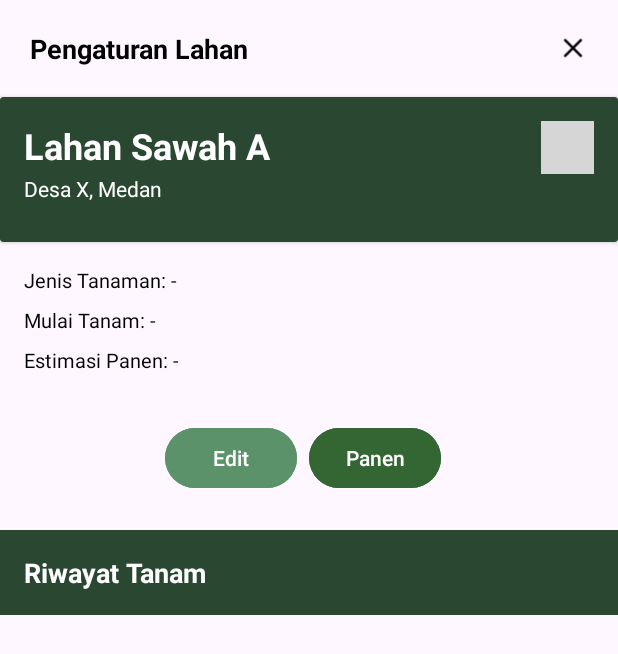
After one commit to suvlim/UAS-PAB, an Android app built with Jetpack Compose: the DetailLahan screen opened directly, with no data from a screen before it, on a phone screen of 412 x 824 dp. The commit adds this screen. Shown: the top 654 px of the screen. Run offline under Robolectric (Android 15) with nearby library versions, the phone set to English and light mode, and no system bars; libraries missing offline, so code that uses them is left out: io.realm; 4 statements that could not run were skipped; grey boxes are pictures that could not be loaded.

Commit message:
Update Pengaturan Lahan : History Tanam, Tampilkan Detail Lahan, Panen

```diff
--- /dev/null
+++ b/app/src/main/java/com/uph23/edu/sahabattani/DetailLahan.java
@@ -0,0 +1,173 @@
+package com.uph23.edu.sahabattani;
+
+import android.content.Intent;
+import android.os.Bundle;
+import android.widget.Button;
+import android.widget.ImageView;
+import android.widget.ListView;
+import android.widget.TextView;
+import android.widget.Toast;
+import android.app.AlertDialog;
+
+import androidx.activity.EdgeToEdge;
+import androidx.appcompat.app.AppCompatActivity;
+import androidx.core.graphics.Insets;
+import androidx.core.view.ViewCompat;
+import androidx.core.view.WindowInsetsCompat;
+
+import com.uph23.edu.sahabattani.adapter.HistoryTanamAdapter;
+import com.uph23.edu.sahabattani.model.HistoryTanam;
+import com.uph23.edu.sahabattani.model.Lahan;
+
+import java.text.SimpleDateFormat;
+import java.util.ArrayList;
+import java.util.Date;
+import java.util.List;
+import java.util.Locale;
+
+import io.realm.Realm;
+import io.realm.RealmResults;
+
+public class DetailLahan extends AppCompatActivity {
+    TextView txvDetailNamaLahan, txvDetailLokasiLahan, txvJenisTanaman, txvTanggalTanam, txvEstimasiPanen;
+    Button btnEdit, btnPanen;
+    ImageView imvDeleteLahan, imvtutup;
+    ListView lsvHistoryTanam;
+
+    Realm realm;
+    int lahanId;
+    Lahan lahan;
+
+    @Override
+    protected void onCreate(Bundle savedInstanceState) {
+        super.onCreate(savedInstanceState);
+        EdgeToEdge.enable(this);
+        setContentView(R.layout.activity_detail_lahan);
+
+        realm = Realm.getDefaultInstance();
+
+        // Ambil ID lahan dari intent
+        lahanId = getIntent().getIntExtra("lahanId", -1);
+        lahan = realm.where(Lahan.class).equalTo("id", lahanId).findFirst();
+
+
+        txvDetailNamaLahan = findViewById(R.id.txvDetailNamaLahan);
+        txvDetailLokasiLahan = findViewById(R.id.txvDetailLokasiLahan);
+        txvJenisTanaman = findViewById(R.id.txvJenisTanaman);
+        txvTanggalTanam = findViewById(R.id.txvTanggalTanam);
+        txvEstimasiPanen = findViewById(R.id.txvEstimasiPanen);
+        btnEdit = findViewById(R.id.btnEdit);
+        btnPanen = findViewById(R.id.btnPanen);
+        imvDeleteLahan = findViewById(R.id.imvDeleteLahan);
+        imvtutup = findViewById(R.id.imvtutup);
+        lsvHistoryTanam = findViewById(R.id.lsvHistoryTanam);
+
+        // Tampilkan data Lahan dari Lahan
+        if (lahan != null) {
+            txvJenisTanaman.setText("Jenis Tanaman: " + (lahan.getJenisTanaman() != null ? lahan.getJenisTanaman() : "-"));
+            txvTanggalTanam.setText("Tanggal Tanam: " + (lahan.getTanggalTanam() != null ? lahan.getTanggalTanam() : "-"));
+            txvEstimasiPanen.setText("Estimasi Panen: " + (lahan.getEstimasiPanen() != null ? lahan.getEstimasiPanen() : "-"));
+
+            txvDetailNamaLahan.setText("Lahan Sawah " + lahan.getNamaLahan());
+            txvDetailLokasiLahan.setText(lahan.getLokasiLahan());
+        }
+
+        //Masuk Ke Halaman Edit Lahan
+        btnEdit.setOnClickListener(v -> {
+            Intent intent = new Intent(this, EditLahan.class);
+            intent.putExtra("lahanId", lahanId);
+            startActivity(intent);
+        });
+
+        // Hapus lahan
+        imvDeleteLahan.setOnClickListener(v -> {
+            // Munculkan pesan konfirmasi
+            new AlertDialog.Builder(this)
+                    .setTitle("Hapus Lahan")
+                    .setMessage("Apakah Anda yakin ingin menghapus lahan ini?")
+                    .setPositiveButton("Ya", (dialog, which) -> {
+                        realm.executeTransactionAsync(r -> {
+                            Lahan lahanToDelete = r.where(Lahan.class).equalTo("id", lahanId).findFirst();
+                            if (lahanToDelete != null && lahanToDelete.isValid()) {
+                                lahanToDelete.deleteFromRealm();
+                            }
+                        }, () -> {
+
+                            runOnUiThread(() -> {
+                                Toast.makeText(this, "Lahan dihapus!", Toast.LENGTH_SHORT).show();
+                                finish(); // Kembali ke halaman sebelumnya
+                            });
+                        });
+                    })
+                    .setNegativeButton("Tidak", null)
+                    .show();
+        });
+        imvtutup.setOnClickListener(v -> {
+            toPengaturanLahan();
+        });
+
+        //Apabila Sawah Dipanen Klik Tombol Panen
+        btnPanen.setOnClickListener(v -> {
+            //Validasi Apakah Ada Data
+            if (lahan.getJenisTanaman() == null || lahan.getTanggalTanam() == null || lahan.getEstimasiPanen() == null) {
+                Toast.makeText(this, "Data penanaman belum lengkap. Tidak bisa panen.", Toast.LENGTH_SHORT).show();
+                return;
+            }
+            //Simpan Tanggal Button di-Klik sebagai Tanggal Dipanen
+            String tanggalPanen = new SimpleDateFormat("d/M/yyyy", Locale.getDefault()).format(new Date());
+            //Simpan Riwayat Tanam
+            realm.executeTransactionAsync(r -> {
+                Lahan lahanInTransaction = r.where(Lahan.class).equalTo("id", lahanId).findFirst();
+                if (lahanInTransaction != null && lahanInTransaction.isValid()) {
+                    HistoryTanam history = r.createObject(HistoryTanam.class, (int) System.currentTimeMillis());
+                    history.setIdLahan(lahanId);
+                    history.setJenisTanaman(lahanInTransaction.getJenisTanaman());
+                    history.setTanggalTanam(lahanInTransaction.getTanggalTanam());
+                    history.setTanggalPanen(tanggalPanen);
+
+                    lahanInTransaction.setJenisTanaman(null);
+                    lahanInTransaction.setTanggalTanam(null);
+                    lahanInTransaction.setEstimasiPanen(null);
+                    lahanInTransaction.setKelembapanTanah(null);
+                }
+
+            });
+            //Refresh Riwayat Tanam dan Data
+            tampilkanDataLahan();
+            loadRiwayatTanam();
+        });
+        //Isi Riwayat Tanam Pertama Kali
+        loadRiwayatTanam();
+
+        ViewCompat.setOnApplyWindowInsetsListener(findViewById(R.id.main), (v, insets) -> {
+            Insets systemBars = insets.getInsets(WindowInsetsCompat.Type.systemBars());
+            v.setPadding(systemBars.left, systemBars.top, systemBars.right, systemBars.bottom);
+            return insets;
+        });
+    }
+    private void loadRiwayatTanam() {
+        RealmResults<HistoryTanam> results = realm.where(HistoryTanam.class)
+                .equalTo("idLahan", lahanId)
+                .findAll();
+
+        ArrayList<HistoryTanam> list = new ArrayList<>(realm.copyFromRealm(results));
+        HistoryTanamAdapter adapter = new HistoryTanamAdapter(this, list);
+        lsvHistoryTanam.setAdapter(adapter);
+    }
+    public void toPengaturanLahan(){
+        Intent intent = new Intent(this,PengaturanLahan.class);
+        startActivity(intent);
+    }
+//Digunakan untuk mengupdate data setelah panen
+    private void tampilkanDataLahan() {
+        if (lahan != null) {
+            txvJenisTanaman.setText("Jenis Tanaman: " + (lahan.getJenisTanaman() != null ? lahan.getJenisTanaman() : "-"));
+            txvTanggalTanam.setText("Tanggal Tanam: " + (lahan.getTanggalTanam() != null ? lahan.getTanggalTanam() : "-"));
+            txvEstimasiPanen.setText("Estimasi Panen: " + (lahan.getEstimasiPanen() != null ? lahan.getEstimasiPanen() : "-"));
+
+            txvDetailNamaLahan.setText("Lahan Sawah " + lahan.getNamaLahan());
+            txvDetailLokasiLahan.setText(lahan.getLokasiLahan());
+        }
+    }
+
+}
--- /dev/null
+++ b/app/src/main/java/com/uph23/edu/sahabattani/EditLahan.java
@@ -0,0 +1,4 @@
+package com.uph23.edu.sahabattani;
+
+public class EditLahan {
+}
--- /dev/null
+++ b/app/src/main/res/layout/activity_detail_lahan.xml
@@ -0,0 +1,167 @@
+<?xml version="1.0" encoding="utf-8"?>
+<androidx.constraintlayout.widget.ConstraintLayout
+    xmlns:android="http://schemas.android.com/apk/res/android"
+    xmlns:app="http://schemas.android.com/apk/res-auto"
+    android:id="@+id/main"
+    android:layout_width="match_parent"
+    android:layout_height="match_parent"
+>
+    <LinearLayout
+        android:layout_width="match_parent"
+        android:layout_height="match_parent"
+        android:orientation="vertical">
+        <LinearLayout
+            android:layout_width="match_parent"
+            android:layout_height="wrap_content"
+            android:orientation="horizontal">
+            <TextView
+                android:layout_width="0dp"
+                android:layout_weight="1"
+                android:layout_height="wrap_content"
+                android:paddingLeft="20dp"
+                android:paddingTop="20dp"
+                android:paddingBottom="20dp"
+                android:text="Pengaturan Lahan"
+                android:textColor="@color/black"
+                android:textSize="8pt"
+                android:textStyle="bold" />
+            <ImageView
+                android:id="@+id/imvtutup"
+                android:layout_width="20dp"
+                android:layout_height="20dp"
+                android:layout_marginRight="20dp"
+                android:layout_gravity="center_vertical"
+                android:src="@drawable/close"/>
+        </LinearLayout>
+        <androidx.cardview.widget.CardView
+            android:layout_width="match_parent"
+            android:layout_height="wrap_content"
+            app:cardBackgroundColor="@color/forest_green"
+            >
+
+            <LinearLayout
+                android:layout_width="match_parent"
+                android:layout_height="wrap_content"
+                android:orientation="vertical"
+                android:padding="16dp">
+                <LinearLayout
+                    android:layout_width="match_parent"
+                    android:layout_height="wrap_content"
+                    android:orientation="horizontal">
+                    <TextView
+                        android:id="@+id/txvDetailNamaLahan"
+                        android:layout_width="0dp"
+                        android:layout_height="wrap_content"
+                        android:layout_weight="1"
+                        android:text="Lahan Sawah A"
+                        android:textColor="@android:color/white"
+                        android:textSize="24sp"
+                        android:textStyle="bold" />
+                    <ImageView
+                        android:id="@+id/imvDeleteLahan"
+                        android:layout_width="35dp"
+                        android:layout_height="35dp"
+                        android:src="@drawable/trash"
+                        />
+                </LinearLayout>
+                <TextView
+                    android:id="@+id/txvDetailLokasiLahan"
+                    android:layout_width="wrap_content"
+                    android:layout_height="wrap_content"
+                    android:text="Desa X, Medan"
+                    android:layout_marginBottom="10dp"
+                    android:textColor="@android:color/white" />
+
+
+            </LinearLayout>
+        </androidx.cardview.widget.CardView>
+        <LinearLayout
+            android:layout_width="match_parent"
+            android:layout_height="0dp"
+            android:layout_weight="1"
+            android:orientation="vertical">
+            <LinearLayout
+                android:layout_width="match_parent"
+                android:layout_height="wrap_content"
+                android:padding="16dp"
+                android:orientation="vertical">
+                <TextView
+                    android:id="@+id/txvJenisTanaman"
+                    android:layout_width="match_parent"
+                    android:layout_height="wrap_content"
+                    android:textColor="@color/black"
+                    android:textSize="6pt"
+                    android:text="Jenis Tanaman: -" />
+
+                <TextView
+                    android:id="@+id/txvTanggalTanam"
+                    android:layout_width="match_parent"
+                    android:layout_height="wrap_content"
+                    android:textColor="@color/black"
+                    android:textSize="6pt"
+                    android:text="Mulai Tanam: -"
+                    android:layout_marginTop="8dp"/>
+
+                <TextView
+                    android:id="@+id/txvEstimasiPanen"
+                    android:layout_width="match_parent"
+                    android:layout_height="wrap_content"
+                    android:textColor="@color/black"
+                    android:textSize="6pt"
+                    android:text="Estimasi Panen: -"
+                    android:layout_marginTop="8dp"/>
+
+        </LinearLayout>
+
+            <LinearLayout
+                android:id="@+id/buttonGroup"
+                android:layout_width="match_parent"
+                android:layout_height="wrap_content"
+                android:orientation="horizontal"
+                android:gravity="center"
+                android:layout_marginTop="16dp">
+
+                <Button
+                    android:id="@+id/btnEdit"
+                    android:layout_width="wrap_content"
+                    android:layout_height="wrap_content"
+                    android:text="Edit"
+                    android:layout_marginEnd="8dp"
+                    android:backgroundTint="@color/white_green"
+                    android:textColor="@android:color/white" />
+
+                <Button
+                    android:id="@+id/btnPanen"
+                    android:layout_width="wrap_content"
+                    android:layout_height="wrap_content"
+                    android:text="Panen"
+                    android:layout_marginEnd="8dp"
+                    android:backgroundTint="@color/dark_green"
+                    android:textColor="@android:color/white" />
+
+
+            </LinearLayout>
+
+            <TextView
+                android:id="@+id/txvHistoryLabel"
+                android:layout_width="match_parent"
+                android:layout_height="wrap_content"
+                android:text="Riwayat Tanam"
+                android:textSize="18sp"
+                android:textStyle="bold"
+                android:padding="16dp"
+                android:layout_marginTop="24dp"
+                android:background="@color/forest_green"
+                android:textColor="@color/white"/>
+
+            <ListView
+                android:layout_marginTop="10dp"
+                android:id="@+id/lsvHistoryTanam"
+                android:layout_width="match_parent"
+                android:layout_height="wrap_content"
+                android:paddingTop="8dp" />
+        </LinearLayout>
+    </LinearLayout>
+
+
+</androidx.constraintlayout.widget.ConstraintLayout>
```
Also changed, not shown: app/src/main/AndroidManifest.xml (+5 -2 lines), app/src/main/java/com/uph23/edu/sahabattani/PengaturanDetailLahan.java (deleted, +0 -56 lines), app/src/main/java/com/uph23/edu/sahabattani/PengaturanLahan.java (+22 -0 lines), app/src/main/java/com/uph23/edu/sahabattani/adapter/HistoryTanamAdapter.java (added, +85 -0 lines), app/src/main/java/com/uph23/edu/sahabattani/adapter/LahanAdapter.java (+6 -1 lines), app/src/main/java/com/uph23/edu/sahabattani/model/HistoryTanam.java (added, +77 -0 lines), app/src/main/res/drawable/white_card.xml (added, +18 -0 lines), app/src/main/res/layout/activity_pengaturan_detail_lahan.xml (deleted, +0 -12 lines), app/src/main/res/layout/activity_tambah_detail_lahan.xml (+5 -4 lines), app/src/main/res/layout/riwayat_tanam.xml (added, +59 -0 lines).
